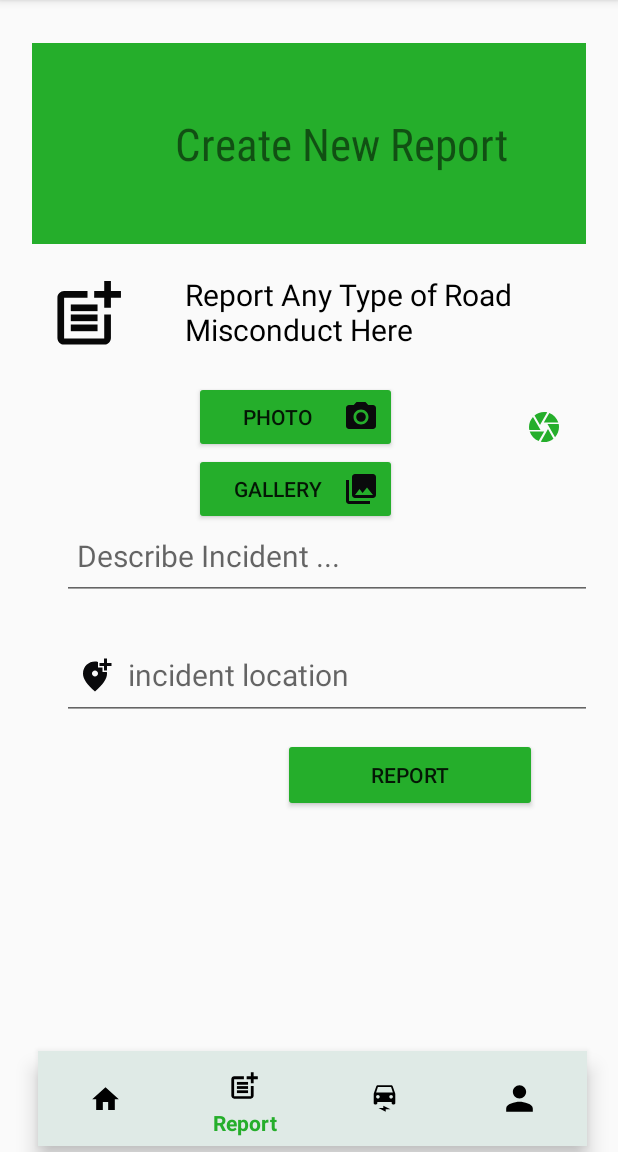
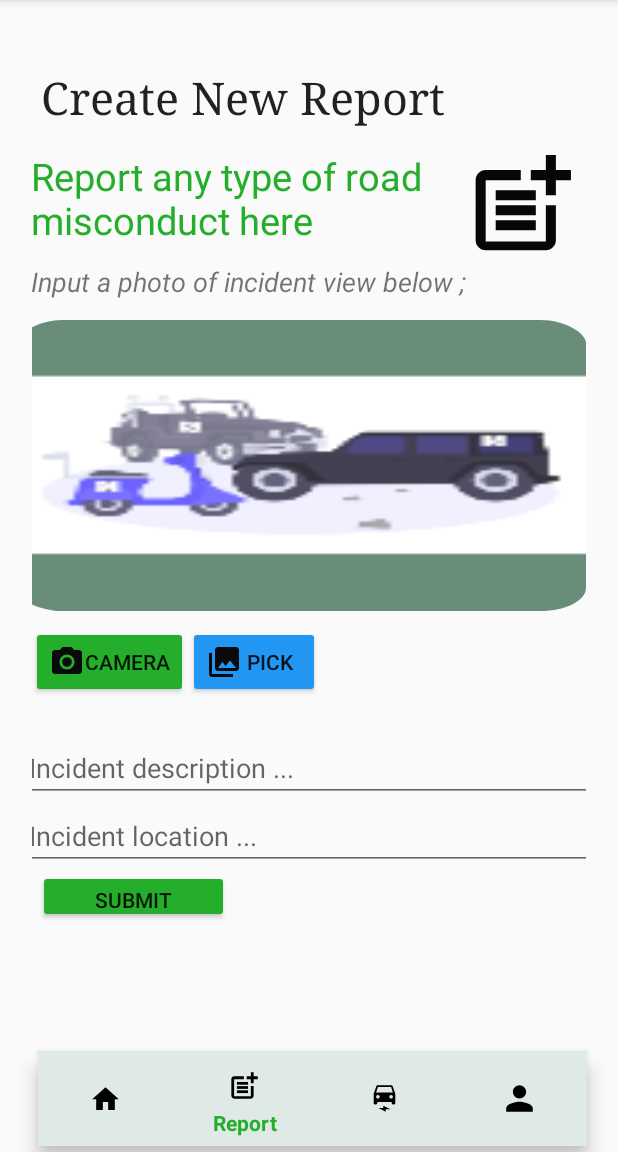
Before and after one commit to Harmaton/Final-Road-Safi, an Android app: the screen it shows after launch once a user with an empty profile is signed in (ReportsActivity), item 2 of the bottom bar chosen, on a phone screen of 412 x 824 dp, the part 84-1236 px from its top. Run offline under Robolectric (Android 15) with nearby library versions, the phone set to English and light mode, and no system bars; our stand-ins replace Firebase (no records; nobody signed in at launch, a user with empty details on screens opened directly).

Commit message:
Firebase User Information input

```diff
--- a/app/src/main/java/com/example/roadsafifinal/activities/ProfileFeedActivity.kt
+++ b/app/src/main/java/com/example/roadsafifinal/activities/ProfileFeedActivity.kt
@@ -3,77 +3,85 @@ package com.example.roadsafifinal.activities
 import android.content.Intent
 import androidx.appcompat.app.AppCompatActivity
 import android.os.Bundle
-//import android.provider.Settings
+import android.text.TextUtils
 import android.widget.Toast
-import com.example.roadsafifinal.data.db.UserDatabase
-import com.example.roadsafifinal.data.models.User
+import com.example.roadsafifinal.data.fbmodels.Userfb
 import com.example.roadsafifinal.databinding.ActivityProfileFeedBinding
-//import com.google.firebase.auth.UserInfo
-//import com.google.firebase.database.DatabaseReference
-//import kotlinx.coroutines.Dispatchers
-//import kotlinx.coroutines.GlobalScope
-//import kotlinx.coroutines.launch
 
-//import com.google.firebase.database.FirebaseDatabase
+import com.google.firebase.database.DatabaseReference
+
+import com.google.firebase.database.FirebaseDatabase
+import com.google.firebase.database.ktx.database
+import com.google.firebase.ktx.Firebase
+
 
 
 class ProfileFeedActivity : AppCompatActivity() {
     //activity binding
     private lateinit var binding: ActivityProfileFeedBinding
-    //firebase real-time
-  // private lateinit var database: DatabaseReference
-   //
+    private lateinit var database: DatabaseReference
 
-    //private lateinit var database: UserDatabase
 
     override fun onCreate(savedInstanceState: Bundle?) {
         super.onCreate(savedInstanceState)
-      binding = ActivityProfileFeedBinding.inflate(layoutInflater)
+
+        //val database= Firebase.database
+
+
+        database = Firebase.database.reference
+
+
+
+        binding = ActivityProfileFeedBinding.inflate(layoutInflater)
         setContentView(binding.root)
 
 
-        binding.contButton.setOnClickListener{
-            saveProfile()
+        binding.contButton.setOnClickListener {
+            submitProfile()
 
         }
-        binding.btnskip.setOnClickListener {
-            skipProfile()
-        }
+
     }
 
-    private fun skipProfile() {
-        startActivity(Intent(this, ReportsActivity::class.java))
-    }
+    private fun submitProfile() {
 
-    private fun saveProfile() {
+        val fullName = binding.textInputEditText.text.toString()
+        val phoneNumber = binding.editText.text.toString()
+        val carOwned = binding.editText2.text.toString()
+        val sacco = binding.editText3.text.toString()
 
-        //get the data
-        val fullName= binding.textInputEditText.text.toString().trim()
-        val phoneNumber=binding.editText.text.toString().trim()
-        val carOwned=binding.editText2.text.toString().trim()
-        val saccoName=binding.editText3.text.toString().trim()
+        // fullname is required
+        if (TextUtils.isEmpty(fullName)) {
+            binding.textInputEditText.error = "Required"
+            return
+        }
 
-        //validate Input
-        if(!fullName.isEmpty() && !phoneNumber.isEmpty()){
-            val user=User(fullName,phoneNumber,carOwned,carOwned, saccoName)
-
-            val userDao=UserDatabase.getDatabase(this)?.UserDao()
-
-            userDao?.insertUser(user)
-
-
-            Toast.makeText(this,"Profile Information Set Successfully", Toast.LENGTH_SHORT).show()
-            startActivity(Intent(this, ReportsActivity::class.java))
-            finish()
-        }
-        else{
-
-            Toast.makeText(this,"Profile Information Not Set", Toast.LENGTH_SHORT).show()
+        // phone is required
+        if (TextUtils.isEmpty(phoneNumber)) {
+            binding.editText.error = "REQUIRED"
+            return
         }
 
 
+        database = FirebaseDatabase.getInstance().getReference("Userfb")
+        val userfb = Userfb(fullName, phoneNumber, carOwned, sacco)
+        database.child(fullName).setValue(userfb).addOnSuccessListener {
+
+            binding.textInputEditText.text?.clear()
+            binding.editText.text?.clear()
+            binding.editText2.text?.clear()
+            binding.editText3.text?.clear()
+
+            Toast.makeText(this, "User Information Recorded", Toast.LENGTH_SHORT).show()
+            startActivity(Intent(this, ReportsActivity::class.java))
+        }
+            .addOnFailureListener {
 
             }
 
+        Toast.makeText(this, "User Information Not Recorded", Toast.LENGTH_SHORT).show()
 
-        }
+    }
+
+
+}
--- a/app/src/main/java/com/example/roadsafifinal/data/fbmodels/Reportfb.kt
+++ b/app/src/main/java/com/example/roadsafifinal/data/fbmodels/Reportfb.kt
@@ -2,4 +2,4 @@ package com.example.roadsafifinal.data.fbmodels
 
 import android.net.Uri
 
-data class Reportfb (val id: Int, val imageUrl: Uri, val description: String, val location: String)
+data class Reportfb (val description: String, val location: String)
--- /dev/null
+++ b/app/src/main/java/com/example/roadsafifinal/data/fbmodels/Userfb.kt
@@ -0,0 +1,3 @@
+package com.example.roadsafifinal.data.fbmodels
+
+data class Userfb( var fullname: String ?= null, var phoneNumber: String ?= null, var carOwned: String ?= null, var saccoName: String ?= null)
--- a/app/src/main/java/com/example/roadsafifinal/fragments/NewreportFragment.kt
+++ b/app/src/main/java/com/example/roadsafifinal/fragments/NewreportFragment.kt
@@ -17,7 +17,9 @@ import android.widget.ImageView
 import android.widget.Toast
 import androidx.activity.result.contract.ActivityResultContracts
 import com.example.roadsafifinal.R
+import com.example.roadsafifinal.data.fbmodels.Reportfb
 import com.example.roadsafifinal.databinding.FragmentNewreportBinding
+import com.google.firebase.auth.FirebaseAuth
 import com.google.firebase.database.DatabaseReference
 import com.google.firebase.database.FirebaseDatabase
 import com.google.firebase.storage.FirebaseStorage
@@ -27,32 +29,30 @@ import java.util.jar.Manifest
 
 class NewreportFragment : Fragment() {
 
+    private val CAMERA_REQUEST_CODE=2
+    private val PICK_IMAGE_REQUEST = 1
     lateinit var imageUri: Uri
 
-
-    private val CAMERA_REQUEST_CODE=2
-    private val PICK_IMAGE_REQUEST = 1
-    private val description=""
-    private val location=""
-
+    //Firebase
+    private lateinit var databaseReference: DatabaseReference
 
 
     override fun onCreateView(inflater: LayoutInflater, container: ViewGroup?,
                               savedInstanceState: Bundle?): View? {
         val bind = FragmentNewreportBinding.inflate(layoutInflater)
 
-        var mUploadTask: StorageTask<*>? = null
-      var mStorageRef = FirebaseStorage.getInstance().getReference("teachers_uploads")
-      var  databaseRef = FirebaseDatabase.getInstance().getReference("teachers_uploads")
 
-        val requestCamera=registerForActivityResult(ActivityResultContracts.RequestPermission(), {
+       val auth=FirebaseAuth.getInstance()
+        databaseReference=FirebaseDatabase.getInstance().getReference("Reports")
+
+
+        val requestCamera=registerForActivityResult(ActivityResultContracts.RequestPermission()) {
             if (it) {
-                Toast.makeText( activity,"Access Granted", Toast.LENGTH_LONG).show()
-            }else
-            {
-                Toast.makeText( activity,"Access Denied", Toast.LENGTH_LONG).show()
+                Toast.makeText(activity, "Access Granted", Toast.LENGTH_LONG).show()
+            } else {
+                Toast.makeText(activity, "Access Denied", Toast.LENGTH_LONG).show()
             }
-        })
+        }
 
         bind.btnCapture.setOnClickListener {
             requestCamera.launch(android.Manifest.permission.CAMERA)
@@ -68,9 +68,14 @@ class NewreportFragment : Fragment() {
 
         }
         bind.btnReport.setOnClickListener {
-            validateInput()
-            saveReport()
-            clearFields()
+            //val descrption = bind.etDescription.text.toString()
+          // val location=bind.etLocation.text.toString()
+
+
+            //val Reportfb=Reportfb(descrption,location)
+            //databaseReference.child('uid')
+
+
         }
 
         return bind.root
@@ -124,6 +129,7 @@ class NewreportFragment : Fragment() {
        // ("save report to Room Database")
 
 
+
     }
 
 
--- a/app/src/main/res/layout/activity_profile_feed.xml
+++ b/app/src/main/res/layout/activity_profile_feed.xml
@@ -45,19 +45,19 @@
 
     <com.google.android.material.textview.MaterialTextView
         android:id="@+id/materialTextView"
-        android:layout_width="382dp"
-        android:layout_height="79dp"
+        android:layout_width="384dp"
+        android:layout_height="52dp"
         android:layout_marginTop="28dp"
+        android:paddingStart="45dp"
         android:text="Profile Information"
         android:textSize="30dp"
-        android:paddingStart="45dp"
         android:textStyle="bold"
         app:layout_constraintEnd_toEndOf="parent"
         app:layout_constraintStart_toStartOf="parent"
-        app:layout_constraintTop_toBottomOf="@+id/imageFilterView" />
+        app:layout_constraintTop_toBottomOf="@+id/imageView" />
 
-    <androidx.constraintlayout.utils.widget.ImageFilterView
-        android:id="@+id/imageFilterView"
+    <ImageView
+        android:id="@+id/imageView"
         android:layout_width="206dp"
         android:layout_height="124dp"
         android:layout_marginTop="36dp"
@@ -66,6 +66,8 @@
         app:layout_constraintHorizontal_bias="0.497"
         app:layout_constraintStart_toStartOf="parent"
         app:layout_constraintTop_toTopOf="parent" />
+
+
 
     <com.google.android.material.textfield.TextInputEditText
         android:paddingStart="10dp"
@@ -80,12 +82,14 @@
         app:layout_constraintTop_toBottomOf="@+id/materialTextView"
         />
 
-    <com.google.android.material.button.MaterialButton
+    <Button
         android:id="@+id/contButton"
         android:layout_width="224dp"
         android:layout_height="60dp"
         android:background="@drawable/input_background"
         android:text="Continue"
+        android:textStyle="bold"
+        android:backgroundTint="@color/greenmode"
         app:layout_constraintBottom_toBottomOf="parent"
         app:layout_constraintEnd_toEndOf="parent"
         app:layout_constraintHorizontal_bias="0.497"
@@ -93,22 +97,7 @@
         app:layout_constraintTop_toBottomOf="@+id/editText3"
         app:layout_constraintVertical_bias="0.252" />
 
-    <androidx.appcompat.widget.AppCompatTextView
-        android:id="@+id/btnskip"
-        android:layout_width="114dp"
-        android:layout_height="37dp"
-        android:layout_marginEnd="44dp"
-        android:layout_marginBottom="16dp"
-        android:drawableEnd="@drawable/ic_baseline_double_arrow_24"
-        android:text="SKIP"
-        android:textSize="15dp"
-        android:padding="10dp"
-        android:background="@color/white"
-        android:textStyle="bold"
-        app:layout_constraintBottom_toBottomOf="parent"
-        app:layout_constraintEnd_toEndOf="parent"
-        app:layout_constraintTop_toBottomOf="@+id/contButton"
-        app:layout_constraintVertical_bias="0.545" />
+
 
 
 </androidx.constraintlayout.widget.ConstraintLayout>
--- a/app/src/main/res/layout/activity_sign_up.xml
+++ b/app/src/main/res/layout/activity_sign_up.xml
@@ -58,13 +58,14 @@
         app:layout_constraintStart_toStartOf="parent"
         app:layout_constraintTop_toBottomOf="@+id/txtpassword2" />
 
-    <com.google.android.material.button.MaterialButton
+    <Button
         android:id="@+id/signupbtn"
         android:layout_width="283dp"
         android:layout_height="56dp"
-        android:layout_marginBottom="56dp"
-        android:background="@drawable/input_background"
+        android:layout_marginTop="14dp"
         android:drawableEnd="@drawable/ic_baseline_double_arrow_24"
+        android:drawablePadding="20dp"
+        android:backgroundTint="@color/greenmode"
         android:text="Register"
         app:layout_constraintBottom_toBottomOf="parent"
         app:layout_constraintEnd_toEndOf="parent"
--- a/app/src/main/res/layout/fragment_newreport.xml
+++ b/app/src/main/res/layout/fragment_newreport.xml
@@ -7,169 +7,128 @@
     tools:context=".fragments.NewreportFragment">
 
 
-    <FrameLayout
-        android:id="@+id/new_reportframe"
-        android:layout_width="408dp"
-        android:layout_height="134dp"
-        android:layout_marginTop="0dp"
-        android:background="@color/greenmode"
-        android:padding="0dp"
+    <TextView
+        android:id="@+id/textView3"
+        style="@style/MaterialAlertDialog.MaterialComponents.Title.Icon"
+        android:layout_width="331dp"
+        android:layout_height="43dp"
+        android:layout_marginTop="16dp"
+        android:fontFamily="serif"
+        android:text="Create New Report"
+        android:textSize="30dp"
         app:layout_constraintEnd_toEndOf="parent"
-        app:layout_constraintHorizontal_bias="0.0"
+        app:layout_constraintHorizontal_bias="0.2"
         app:layout_constraintStart_toStartOf="parent"
-        app:layout_constraintTop_toTopOf="parent">
+        app:layout_constraintTop_toTopOf="parent" />
+
+    <LinearLayout
+        android:id="@+id/input_description"
+        android:layout_width="392dp"
+        android:layout_height="378dp"
+        android:layout_marginTop="12dp"
+        android:orientation="vertical"
+        app:layout_constraintEnd_toEndOf="parent"
+        app:layout_constraintStart_toStartOf="parent"
+        app:layout_constraintTop_toBottomOf="@+id/textView3">
 
         <TextView
-            android:layout_width="419dp"
-            android:layout_height="match_parent"
-            android:fontFamily="sans-serif-condensed-medium"
-            android:gravity="center"
-            android:padding="15dp"
-            android:text="Create New Report "
-            android:textFontWeight="400"
-            android:textSize="30dp" />
+            style="@style/TextAppearance.AppCompat.Display1"
+            android:layout_width="match_parent"
+            android:layout_height="70dp"
+            android:drawableEnd="@drawable/ic_post_foreground"
+            android:paddingStart="10dp"
+            android:textColor="@color/greenmode"
+            android:text="Report any type of road misconduct here"
+            android:textSize="25dp" />
 
-    </FrameLayout>
+        <TextView
+            android:layout_width="match_parent"
+            android:layout_height="38dp"
+            android:layout_marginTop="5dp"
+            android:paddingStart="10dp"
+            android:text="Input a photo of incident view below ;"
+            android:textSize="18dp"
+            android:textStyle="italic" />
 
+        <ImageView
+            android:id="@+id/img_report"
+            android:layout_width="380dp"
+            android:layout_height="194dp"
+            android:background="@mipmap/photo"
+            android:visibility="visible" />
 
-    <androidx.appcompat.widget.LinearLayoutCompat
-        android:id="@+id/linearLayoutCompat"
-        android:layout_width="403dp"
-        android:layout_height="72dp"
-        android:layout_margin="10dp"
-        android:layout_marginTop="24dp"
-        android:orientation="horizontal"
-        app:layout_constraintBottom_toBottomOf="parent"
-        app:layout_constraintEnd_toEndOf="parent"
-        app:layout_constraintStart_toStartOf="parent"
-        app:layout_constraintTop_toBottomOf="@+id/new_reportframe"
-        app:layout_constraintVertical_bias="0.0"
-        app:layout_goneMarginTop="10dp">
-
-
-        <androidx.appcompat.widget.AppCompatImageView
+        <LinearLayout
             android:layout_width="wrap_content"
             android:layout_height="wrap_content"
-            android:src="@drawable/ic_post_foreground" />
+            android:orientation="horizontal"
+            android:padding="10dp">
 
-        <TextView
+            <Button
+                android:id="@+id/btn_Capture"
                 android:layout_width="wrap_content"
                 android:layout_height="wrap_content"
-            android:padding="10dp"
-            android:text="Report Any Type of Road Misconduct Here"
-            android:textColor="@color/black"
-            android:textSize="20dp"
-
-            />
-
-    </androidx.appcompat.widget.LinearLayoutCompat>
-
-
-
-    <LinearLayout
-        android:id="@+id/linearLayout"
-        android:layout_width="135dp"
-        android:layout_height="137dp"
-        android:layout_marginTop="20dp"
-        android:orientation="vertical"
-        app:layout_constraintBottom_toTopOf="@+id/et_description"
-        app:layout_constraintEnd_toStartOf="@+id/img_report"
-        app:layout_constraintHorizontal_bias="0.558"
-        app:layout_constraintStart_toStartOf="parent"
-        app:layout_constraintTop_toBottomOf="@+id/linearLayoutCompat"
-        app:layout_constraintVertical_bias="0.347">
+                android:drawableStart="@drawable/ic_baseline_camera_alt_24"
+                android:text="Camera"
+                android:backgroundTint="@color/greenmode"/>
 
             <Button
-            android:id="@+id/btn_capture"
-            android:layout_width="match_parent"
+                android:id="@+id/btn_Gallery"
+                android:layout_width="wrap_content"
                 android:layout_height="wrap_content"
-            android:layout_marginTop="10dp"
-            android:backgroundTint="@color/greenmode"
-            android:drawableRight="@drawable/ic_baseline_camera_alt_24"
-            android:text="Photo" />
-
-        <Button
-            android:id="@+id/btn_gallery"
-            android:layout_width="match_parent"
-            android:layout_height="wrap_content"
-            android:layout_marginBottom="10dp"
-            android:backgroundTint="@color/greenmode"
-            android:drawableEnd="@drawable/ic_gallery"
-
-            android:text="Gallery" />
+                android:drawableStart="@drawable/ic_gallery"
+                android:backgroundTint="@color/bluemode"
+                android:text="Pick " />
+        </LinearLayout>
 
 
     </LinearLayout>
 
-
-    <ImageView
-        android:id="@+id/img_report"
-        android:layout_width="wrap_content"
-        android:layout_height="wrap_content"
-        android:layout_marginTop="28dp"
-        android:layout_marginEnd="16dp"
-        android:background="@drawable/ic_baseline_camera_24"
-        android:backgroundTint="@color/greenmode"
-        android:contextClickable="true"
-        android:cropToPadding="true"
-        app:layout_constraintEnd_toEndOf="parent"
-        app:layout_constraintTop_toBottomOf="@+id/linearLayoutCompat" />
-
-    <EditText
-        android:id="@+id/et_description"
-        android:layout_width="375dp"
-        android:layout_height="59dp"
-        android:layout_marginStart="20dp"
-        android:layout_marginTop="44dp"
-        android:hint="Describe Incident ..."
+    <LinearLayout
+        android:id="@+id/reportinputlayout"
+        android:layout_width="403dp"
+        android:layout_height="146dp"
+        android:layout_marginTop="1dp"
+        android:orientation="vertical"
         android:padding="10dp"
-        android:textSize="20dp"
-        app:layout_constraintEnd_toEndOf="parent"
-        app:layout_constraintHorizontal_bias="0.0"
-        app:layout_constraintStart_toStartOf="parent"
-        app:layout_constraintTop_toBottomOf="@+id/img_report" />
-
-    <EditText
-        android:id="@+id/et_location"
-        android:layout_width="377dp"
-        android:layout_height="60dp"
-        android:layout_marginStart="20dp"
-        android:layout_marginTop="15dp"
-        android:hint="incident location"
-        android:padding="10dp"
-        android:textSize="20dp"
-        android:drawableStart="@drawable/ic_baseline_add_location_alt_24"
-        android:drawablePadding="10dp"
         app:layout_constraintBottom_toBottomOf="parent"
         app:layout_constraintEnd_toEndOf="parent"
-        app:layout_constraintHorizontal_bias="0.0"
         app:layout_constraintStart_toStartOf="parent"
-        app:layout_constraintTop_toBottomOf="@+id/et_description"
-        app:layout_constraintVertical_bias="0.024" />
+        app:layout_constraintTop_toBottomOf="@+id/input_description"
+        app:layout_constraintVertical_bias="0.0">
+
+        <com.google.android.material.textfield.TextInputEditText
+            android:id="@+id/description_et"
+            android:layout_width="match_parent"
+            android:layout_height="wrap_content"
+            android:hint="Incident description ..." />
+
+        <com.google.android.material.textfield.TextInputEditText
+            android:id="@+id/location_et"
+            android:layout_width="match_parent"
+            android:layout_height="wrap_content"
+            android:hint="Incident location ..." />
 
         <Button
-        android:id="@+id/btn_report"
-        android:layout_width="169dp"
-        android:layout_height="49dp"
-        android:layout_marginTop="12dp"
+            android:id="@+id/btn_Report"
+            android:layout_width="127dp"
+            android:layout_height="wrap_content"
+            android:layout_marginHorizontal="10dp"
             android:backgroundTint="@color/greenmode"
-        android:text="Report"
-        app:layout_constraintBottom_toBottomOf="parent"
-        app:layout_constraintEnd_toEndOf="parent"
-        app:layout_constraintHorizontal_bias="0.838"
-        app:layout_constraintStart_toStartOf="parent"
-        app:layout_constraintTop_toBottomOf="@+id/et_location"
-        app:layout_constraintVertical_bias="0.0" />
+            android:text="Submit" />
+
+
+    </LinearLayout>
 
     <ProgressBar
+        android:id="@+id/progress_report"
+        android:layout_width="17dp"
+        android:layout_height="10dp"
+        android:layout_marginEnd="400dp"
         android:visibility="gone"
-        android:layout_width="wrap_content"
-        android:layout_height="wrap_content"
-        android:layout_marginTop="12dp"
-        app:layout_constraintEnd_toStartOf="@+id/btn_report"
-        app:layout_constraintHorizontal_bias="0.535"
-        app:layout_constraintStart_toStartOf="parent"
-        app:layout_constraintTop_toBottomOf="@+id/et_location" />
+        app:layout_constraintEnd_toEndOf="parent"
+        app:layout_constraintBottom_toBottomOf="@id/reportinputlayout"
+        app:layout_constraintEnd_toStartOf="parent"
+        tools:layout_editor_absoluteY="29dp" />
 
 
 </androidx.constraintlayout.widget.ConstraintLayout>
```
Lines whose indentation alone changed are shown as unchanged.
